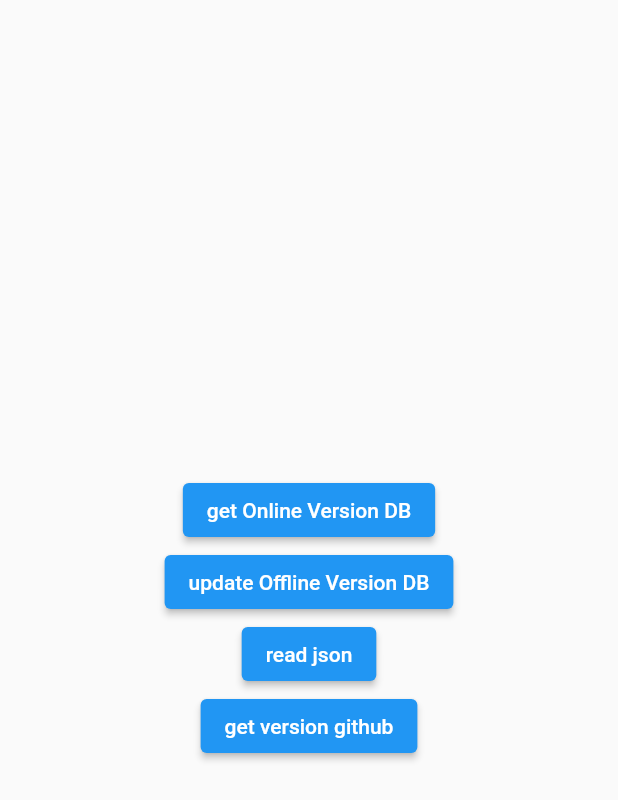
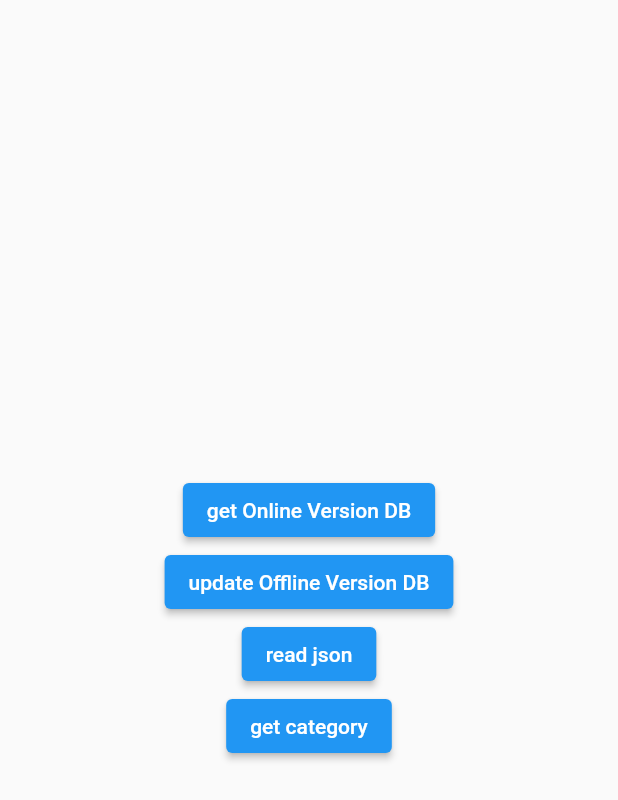
Before and after one commit to a-dev-mobile/Materials, a Flutter app: the screen it shows after launch, on a phone screen of 412 x 824 dp. Shown: the top 800 px of the screen. Run offline on Flutter 3.47's test engine with Material 2 defaults, Android fonts, the light colour scheme and no system bars; our stand-ins replace hive_flutter; accounts and stored records are empty.

Commit message:
before create list

```diff
--- a/lib/main.dart
+++ b/lib/main.dart
@@ -2,6 +2,7 @@
 
 import 'package:flutter/material.dart';
 import 'package:hive_flutter/hive_flutter.dart';
+import 'package:materials/model/category.dart';
 import 'package:materials/model/db.dart';
 import 'package:materials/services/base_client.dart';
 
@@ -34,7 +35,7 @@ class MyApp extends StatelessWidget {
                 child: const Text('get Online Version DB'),
               ),
               ElevatedButton(
-                onPressed: () async{
+                onPressed: () async {
                   await updateOfflineVersionDB();
                 },
                 child: const Text('update Offline Version DB'),
@@ -47,8 +48,17 @@ class MyApp extends StatelessWidget {
                   },
                   child: const Text('read json')),
               ElevatedButton(
-                onPressed: () async {},
-                child: const Text('get version github'),
+                onPressed: () async {
+                  var response =
+                      await BaseClient().get(UrlDB.baseUrl, UrlDB.type);
+                  final List<Category> category = categoryFromJson(response);
+
+                  for (Category item in category) {
+                    print(item.name);
+                    print(item.type);
+                  }
+                },
+                child: const Text('get category'),
               ),
             ],
           ),
--- /dev/null
+++ b/lib/model/category.dart
@@ -0,0 +1,20 @@
+import 'dart:convert';
+
+List<Category> categoryFromJson(String str) =>
+    List<Category>.from(jsonDecode(str).map((x) => Category.fromJson(x)));
+
+class Category {
+  final String name;
+  final String type;
+
+  Category({required this.name, required this.type});
+
+  factory Category.fromJson(Map<String, dynamic> json) {
+    return Category(name: json['category'], type: json['type']);
+  }
+
+  @override
+  String toString() {
+    return "category  -  $name, type  - $type";
+  }
+}
```
Also changed, not shown: 2 other files.
